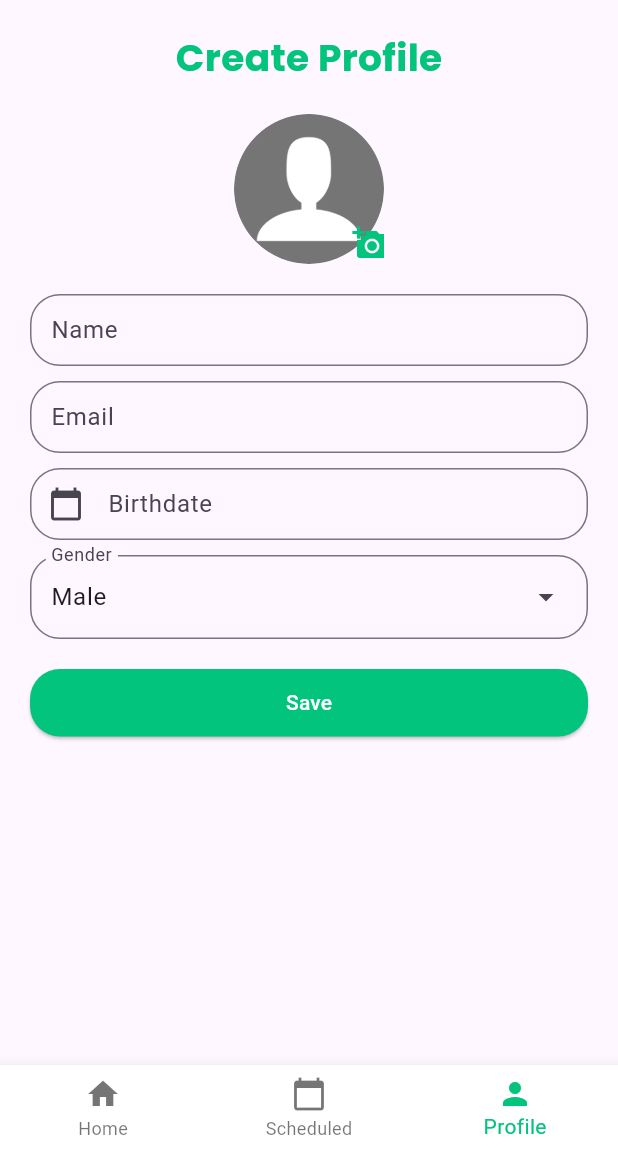
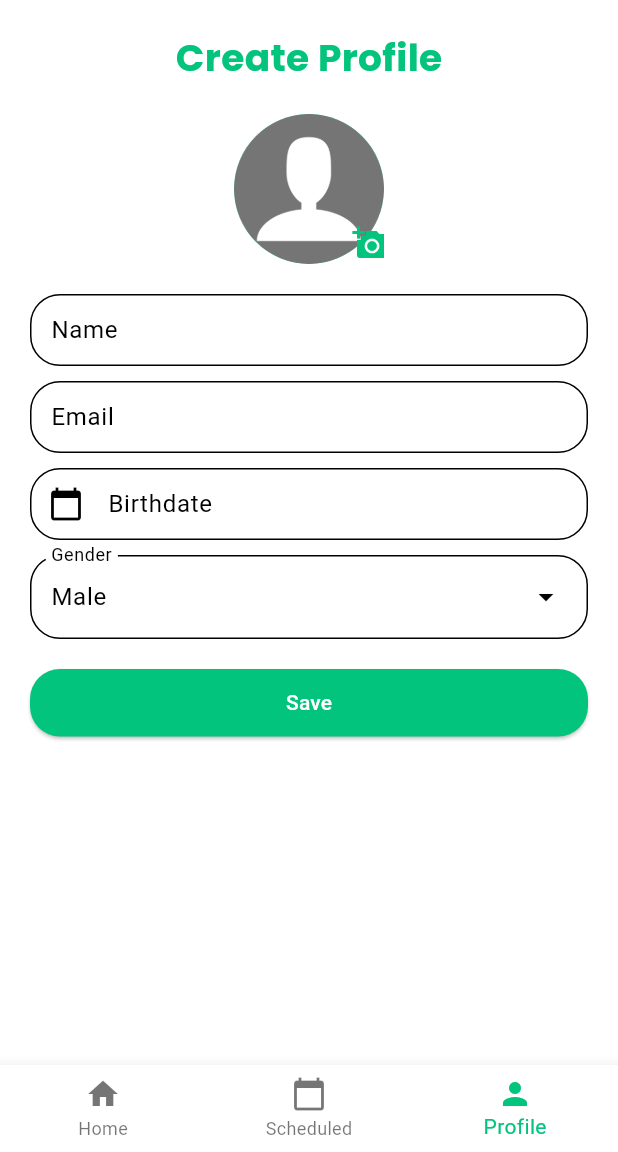
Before and after one commit to riozulfandy/dolistify, a Flutter app: the screen it shows after launch, item 3 of the bottom bar chosen, on a phone screen of 412 x 824 dp, the part 84-1236 px from its top. Run offline on Flutter 3.47's test engine with Material 3 defaults, Android fonts, the phone set to English and light mode, and no system bars; our stand-ins replace date_picker_timeline, email_validator, google_fonts, image_picker.

Commit message:
try fix color issues

```diff
--- a/lib/main.dart
+++ b/lib/main.dart
@@ -39,9 +39,10 @@ class MyAppState extends State<MyApp> with WidgetsBindingObserver {
     return MaterialApp(
       debugShowCheckedModeBanner: false,
       theme: ThemeData(
-          primarySwatch:
-              getMaterialColor(const Color.fromARGB(255, 2, 196, 124)),
-          focusColor: getMaterialColor(const Color.fromARGB(255, 2, 196, 124))),
+        colorScheme: ColorScheme.fromSwatch(
+            primarySwatch:
+                getMaterialColor(const Color.fromARGB(255, 2, 196, 124))),
+      ),
       home: const SplashScreen(),
     );
   }
```
